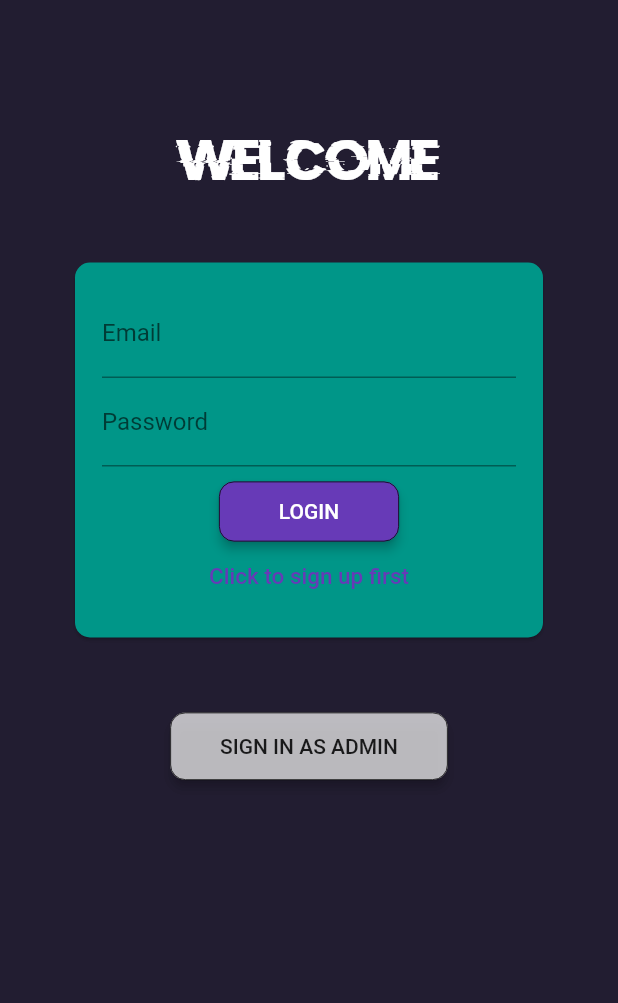
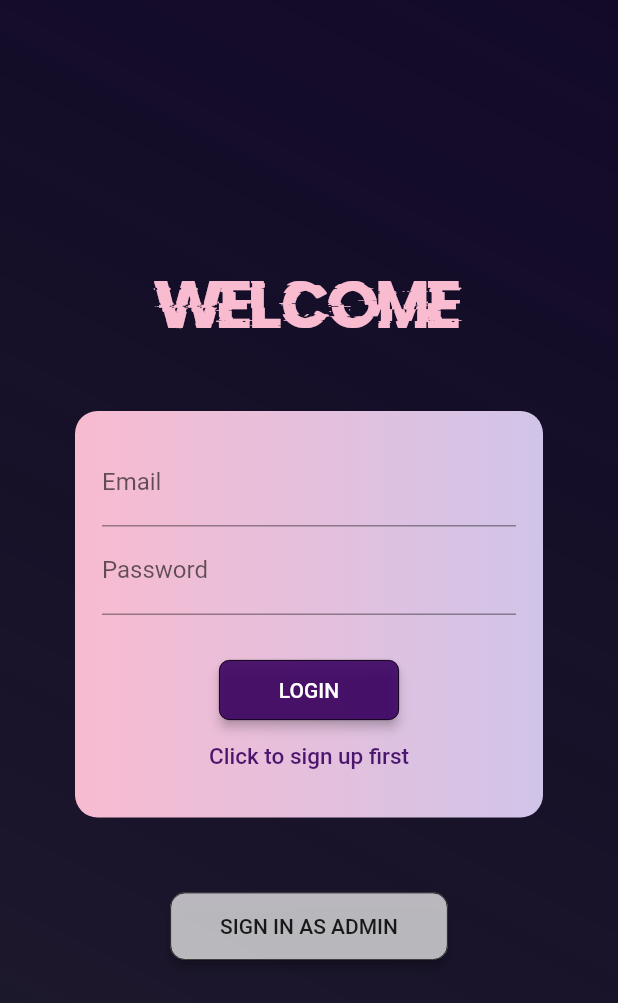
Before and after one commit to emeban44/my_dj_app, a Flutter app: the screen it shows after launch, on a phone screen of 412 x 824 dp. Shown: the top 1003 px of the screen. Run offline on Flutter 3.47's test engine with Material 2 defaults, Android fonts, the phone set to English and light mode, and no system bars; our stand-ins replace cloud_firestore, firebase_auth, firebase_core; accounts and stored records are empty.

Commit message:
gradient auth screen design

```diff
--- a/lib/screens/auth_screen.dart
+++ b/lib/screens/auth_screen.dart
@@ -82,8 +82,11 @@ class _AuthScreenState extends State<AuthScreen> {
       print('errrrrrrrrrrrrrrrrror');
       ScaffoldMessenger.of(context).showSnackBar(
         SnackBar(
-          content: Text(message),
-          backgroundColor: Colors.deepOrange,
+          content: Text(
+            message,
+            textAlign: TextAlign.center,
+          ),
+          backgroundColor: Colors.red.shade700,
         ),
       );
       setState(
@@ -96,14 +99,22 @@ class _AuthScreenState extends State<AuthScreen> {
 
   @override
   Widget build(BuildContext context) {
-    return Scaffold(
+    return Container(
+      decoration: BoxDecoration(
+          gradient: LinearGradient(
+        begin: Alignment.topRight,
+        end: Alignment.bottomLeft,
+        colors: [Colors.deepPurple, Colors.black12],
+      )),
+      child: Scaffold(
         body: GestureDetector(
           onTap: () {
             FocusScope.of(context).unfocus();
           },
+          child: Center(
             child: SingleChildScrollView(
               child: Container(
-            margin: EdgeInsets.only(top: 90),
+                //         margin: EdgeInsets.only(top: 1),
                 child: Column(
                   mainAxisAlignment: MainAxisAlignment.center,
                   crossAxisAlignment: CrossAxisAlignment.center,
@@ -111,8 +122,8 @@ class _AuthScreenState extends State<AuthScreen> {
                     Text(
                       'WELCOME',
                       style: TextStyle(
-                    color: Colors.white,
-                    fontSize: 30,
+                        color: Colors.pink.shade100,
+                        fontSize: 35,
                         fontFamily: 'Doctor',
                       ),
                     ),
@@ -139,6 +150,8 @@ class _AuthScreenState extends State<AuthScreen> {
               ),
             ),
           ),
+        ),
+      ),
     );
   }
 }
--- a/lib/widgets/auth_form.dart
+++ b/lib/widgets/auth_form.dart
@@ -44,11 +44,14 @@ class _AuthFormState extends State<AuthForm> {
   @override
   Widget build(BuildContext context) {
     return Center(
-      child: Card(
-        shape: RoundedRectangleBorder(
-          borderRadius: BorderRadius.circular(10),
+      child: Container(
+        decoration: BoxDecoration(
+          shape: BoxShape.rectangle,
+          borderRadius: BorderRadius.circular(15),
+          gradient: LinearGradient(
+            colors: [Colors.pink.shade100, Colors.deepPurple.shade100],
+          ),
         ),
-        color: Colors.teal,
         margin: const EdgeInsets.all(50),
         child: Padding(
           padding: const EdgeInsets.all(8.0),
@@ -128,15 +131,16 @@ class _AuthFormState extends State<AuthForm> {
                     Container(
                       width: 120,
                       height: 40,
-                      margin: EdgeInsets.only(top: 10),
+                      margin: EdgeInsets.only(top: 30, bottom: 1),
                       child: ElevatedButton(
                         onPressed: _trySubmit,
                         child: Text(_isLogin ? 'LOGIN' : 'SIGN UP'),
                         style: ElevatedButton.styleFrom(
                           elevation: 3,
+                          primary: Color.fromRGBO(59, 3, 97, 0.9),
                           side: BorderSide(width: 0.5),
                           shape: RoundedRectangleBorder(
-                            borderRadius: BorderRadius.circular(10),
+                            borderRadius: BorderRadius.circular(7),
                           ),
                         ),
                       ),
@@ -153,7 +157,9 @@ class _AuthFormState extends State<AuthForm> {
                           FocusScope.of(context).unfocus();
                         },
                         style: TextButton.styleFrom(
-                            tapTargetSize: MaterialTapTargetSize.shrinkWrap),
+                          primary: Color.fromRGBO(59, 3, 97, 0.9),
+                          tapTargetSize: MaterialTapTargetSize.shrinkWrap,
+                        ),
                         child: Text(
                           _isLogin
                               ? 'Click to sign up first'
```
Lines whose indentation alone changed are shown as unchanged.
